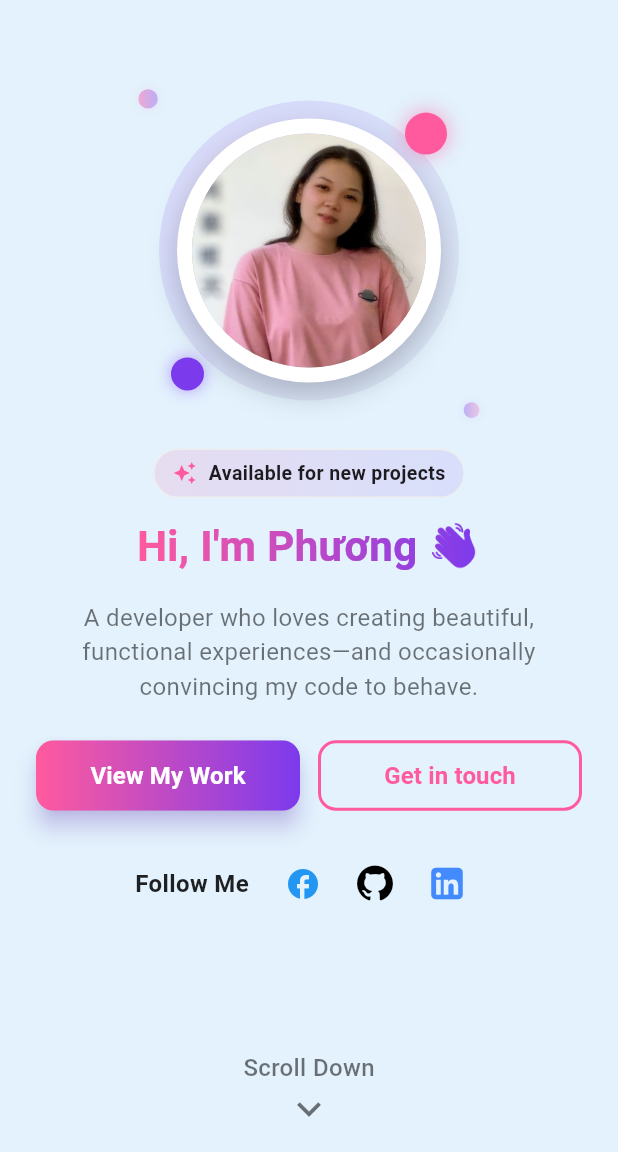
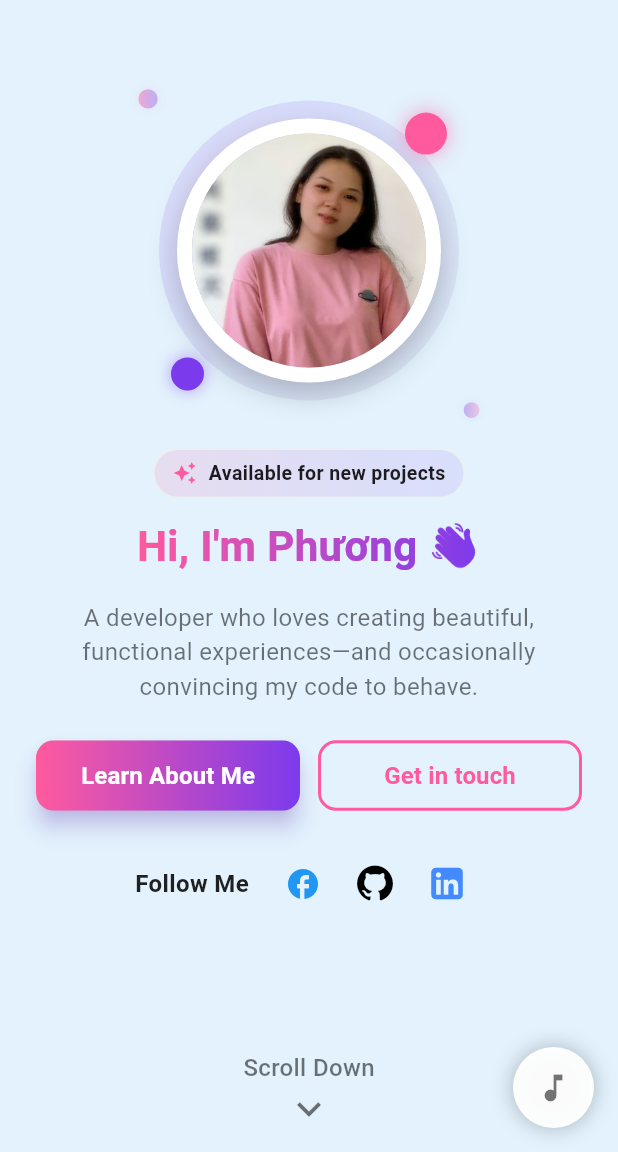
Before and after one commit to maiphuong30/my_portfolio, a Flutter app: the screen it shows after launch, on a phone screen of 412 x 824 dp, the part 84-1236 px from its top. Run offline on Flutter 3.47's test engine with Material 3 defaults, Android fonts, the phone set to English and light mode, and no system bars; our stand-ins replace cloud_firestore, firebase_core, font_awesome_flutter, just_audio; accounts and stored records are empty.

Commit message:
add music

```diff
--- a/lib/main.dart
+++ b/lib/main.dart
@@ -6,6 +6,7 @@ import 'sections/about_section.dart';
 import 'sections/skills_section.dart';
 //import 'sections/projects_section.dart';
 import 'sections/contact_section.dart';
+import 'widgets/background_music.dart';
 
 void main() async {
   WidgetsFlutterBinding.ensureInitialized();
@@ -101,13 +102,15 @@ class _PortfolioHomeState extends State<PortfolioHome> {
             break;
         }
       }),
-      body: SingleChildScrollView(
+      body: Stack(
+        children: [
+          SingleChildScrollView(
             controller: _scrollController,
             child: Column(
               children: [
                 HomeSection(
                   key: homeKey,
-              onViewWork: () => scrollToSection(projectsKey),
+                  onViewWork: () => scrollToSection(aboutKey),
                   onContact: () => scrollToSection(contactKey),
                   onScrollDown: () => scrollToSection(aboutKey),
                 ),
@@ -121,6 +124,14 @@ class _PortfolioHomeState extends State<PortfolioHome> {
                 const Footer(),
               ],
             ),
+          ),
+          // Positioned floating music control (bottom-right)
+          Positioned(
+            right: 16,
+            bottom: 16,
+            child: const BackgroundMusic(),
+          ),
+        ],
       ),
     );
   }
--- a/lib/sections/about_section.dart
+++ b/lib/sections/about_section.dart
@@ -209,7 +209,7 @@ class _AboutSectionState extends State<AboutSection>
   @override
   Widget build(BuildContext context) {
     const funFacts = [
-      {'icon': FontAwesomeIcons.mugHot, 'text': 'Bubble tea addict 🧋', 'color': Colors.orange},
+      {'icon': FontAwesomeIcons.mugHot, 'text': 'Coffee addict ☕', 'color': Colors.orange},
       {'icon': FontAwesomeIcons.heart, 'text': 'Dog lover 🐕', 'color': Colors.pink},
       {'icon': FontAwesomeIcons.code, 'text': 'Night sleeper, day coder 😴', 'color': Colors.blue},
       {'icon': FontAwesomeIcons.palette, 'text': 'Art collector 🎨', 'color': Colors.purple},
@@ -219,7 +219,7 @@ class _AboutSectionState extends State<AboutSection>
       {'number': '50+', 'label': 'Projects Completed'},
       {'number': '3+', 'label': 'Years Experience'},
       {'number': '25+', 'label': 'Happy Clients'},
-      {'number': '∞', 'label': 'Cups of Bubble Tea'},
+      {'number': '∞', 'label': 'Cups of Coffee'},
     ];
 
     return Container(
@@ -426,7 +426,7 @@ class _AboutSectionState extends State<AboutSection>
                 _StatCard(value: "5+", label: "Projects Completed"),
                 _StatCard(value: "3+", label: "Years Experience"),
                 _StatCard(value: "25+", label: "Happy Clients"),
-                _StatCard(value: "∞", label: "Cups of Bubble Tea"),
+                _StatCard(value: "∞", label: "Cups of Coffee"),
               ];
 
               return Wrap(
--- a/lib/sections/contact_section.dart
+++ b/lib/sections/contact_section.dart
@@ -411,7 +411,7 @@ class _ContactSectionState extends State<ContactSection> {
                 crossAxisAlignment: CrossAxisAlignment.start,
                 children: [
                   // left = form (2/3 width)
-                  Expanded(flex: 2, child: buildLeftCard()),
+                  Expanded(flex: 1, child: buildLeftCard()),
                   const SizedBox(width: 28),
                   // right = info column (1)
                   Expanded(flex: 1, child: rightColumn),
--- a/lib/sections/home_section.dart
+++ b/lib/sections/home_section.dart
@@ -522,7 +522,7 @@ class _HomeSectionState extends State<HomeSection>
                                 SizedBox(
                                   width: buttonWidth,
                                   child: _buildPrimaryButton(
-                                    "View My Work",
+                                    "Learn About Me",
                                     widget.onViewWork,
                                     padding: const EdgeInsets.symmetric(horizontal: 12, vertical: 12),
                                   ),
@@ -568,7 +568,7 @@ class _HomeSectionState extends State<HomeSection>
                                 const SizedBox(height: 32),
                                 Row(
                                   children: [
-                                    _buildPrimaryButton("View My Work", widget.onViewWork),
+                                    _buildPrimaryButton("Learn About Me", widget.onViewWork),
                                     const SizedBox(width: 16),
                                     _buildOutlineButton("Get in touch", widget.onContact),
                                   ],
--- /dev/null
+++ b/lib/widgets/background_music.dart
@@ -0,0 +1,197 @@
+import 'package:flutter/material.dart';
+import 'package:just_audio/just_audio.dart';
+
+class BackgroundMusic extends StatefulWidget {
+  const BackgroundMusic({super.key});
+
+  @override
+  State<BackgroundMusic> createState() => _BackgroundMusicState();
+}
+
+class _BackgroundMusicState extends State<BackgroundMusic>
+    with TickerProviderStateMixin {
+  late final AudioPlayer _player;
+  bool _isPlaying = false;
+  bool _isMuted = false; // sửa: để false để nghe được
+  bool _isExpanded = false;
+  double _volume = 0.3;
+
+  late final AnimationController _rotateController;
+  late final AnimationController _scaleController;
+
+  final String _musicUrl =
+      "https://www.bensound.com/bensound-music/bensound-slowmotion.mp3"; // Chill lofi track
+
+  @override
+  void initState() {
+    super.initState();
+    _player = AudioPlayer();
+
+    _initPlayer();
+
+    _rotateController =
+        AnimationController(vsync: this, duration: const Duration(seconds: 6));
+
+    _scaleController = AnimationController(
+      vsync: this,
+      duration: const Duration(seconds: 2),
+      lowerBound: 1.0,
+      upperBound: 1.15,
+    )..addStatusListener((status) {
+      if (status == AnimationStatus.completed) {
+        _scaleController.reverse();
+      } else if (status == AnimationStatus.dismissed) {
+        _scaleController.forward();
+      }
+    });
+
+    _player.playerStateStream.listen((state) {
+      final playing = state.playing;
+      setState(() => _isPlaying = playing);
+      if (playing) {
+        _rotateController.repeat();
+        _scaleController.forward();
+      } else {
+        _rotateController.stop();
+        _scaleController.reset();
+      }
+    });
+  }
+
+  Future<void> _initPlayer() async {
+    try {
+      await _player.setUrl(_musicUrl);
+      await _player.setLoopMode(LoopMode.one);
+      _player.setVolume(_isMuted ? 0.0 : _volume);
+    } catch (e) {
+      debugPrint("Error loading music: $e");
+    }
+  }
+
+  @override
+  void dispose() {
+    _rotateController.dispose();
+    _scaleController.dispose();
+    _player.dispose();
+    super.dispose();
+  }
+
+  Future<void> _togglePlay() async {
+    if (_player.playing) {
+      await _player.pause();
+    } else {
+      _player.setVolume(_isMuted ? 0.0 : _volume);
+      await _player.play();
+    }
+  }
+
+  void _toggleMute() {
+    setState(() => _isMuted = !_isMuted);
+    _player.setVolume(_isMuted ? 0.0 : _volume);
+  }
+
+  void _setVolume(double v) {
+    setState(() => _volume = v);
+    if (!_isMuted) _player.setVolume(v);
+  }
+
+  @override
+  Widget build(BuildContext context) {
+    // bỏ Positioned ở đây, để trong main.dart
+    return Column(
+      mainAxisSize: MainAxisSize.min,
+      children: [
+        if (_isExpanded) _buildExpandedCard(context),
+        const SizedBox(height: 8),
+        _buildToggleButton(),
+      ],
+    );
+  }
+
+  Widget _buildExpandedCard(BuildContext context) {
+    return Card(
+      elevation: 8,
+      color: Colors.white.withOpacity(0.95),
+      child: Container(
+        width: 260,
+        padding: const EdgeInsets.all(12),
+        child: Column(
+          children: [
+            Row(
+              children: [
+                RotationTransition(
+                  turns: _rotateController,
+                  child: ScaleTransition(
+                    scale: _scaleController,
+                    child: Icon(Icons.music_note,
+                        color: _isPlaying ? Colors.pink : Colors.pink[200]),
+                  ),
+                ),
+                const SizedBox(width: 8),
+                const Text("Chill Vibes",
+                    style:
+                    TextStyle(fontWeight: FontWeight.w600, fontSize: 14)),
+              ],
+            ),
+            const SizedBox(height: 12),
+            Row(
+              children: [
+                IconButton(
+                  onPressed: _togglePlay,
+                  icon: Icon(_isPlaying ? Icons.pause : Icons.play_arrow),
+                ),
+                IconButton(
+                  onPressed: _toggleMute,
+                  icon: Icon(_isMuted ? Icons.volume_off : Icons.volume_up),
+                ),
+                Expanded(
+                  child: Slider(
+                    value: _volume,
+                    onChanged: _setVolume,
+                    min: 0,
+                    max: 1,
+                    divisions: 10,
+                    activeColor: Colors.pink,
+                    inactiveColor: Colors.pink.shade50,
+                  ),
+                ),
+              ],
+            ),
+            Align(
+              alignment: Alignment.centerLeft,
+              child: Text(
+                _isPlaying ? "🎵 Playing soft lofi beats" : "🎵 Paused",
+                style: const TextStyle(fontSize: 12, color: Colors.black54),
+              ),
+            )
+          ],
+        ),
+      ),
+    );
+  }
+
+  Widget _buildToggleButton() {
+    return GestureDetector(
+      onTap: () => setState(() => _isExpanded = !_isExpanded),
+      child: Container(
+        width: 54,
+        height: 54,
+        decoration: BoxDecoration(
+          color: Colors.white.withOpacity(0.95),
+          borderRadius: BorderRadius.circular(28),
+          boxShadow: const [BoxShadow(color: Colors.black26, blurRadius: 12)],
+        ),
+        child: RotationTransition(
+          turns: _rotateController,
+          child: ScaleTransition(
+            scale: _scaleController,
+            child: Icon(
+              Icons.music_note,
+              color: _isPlaying ? Colors.pink : Colors.black54,
+            ),
+          ),
+        ),
+      ),
+    );
+  }
+}
--- a/pubspec.yaml
+++ b/pubspec.yaml
@@ -38,6 +38,8 @@ dependencies:
   font_awesome_flutter: ^10.10.0
   firebase_core: ^4.1.0
   cloud_firestore: ^6.0.1
+  just_audio: ^0.10.5
+  flutter_animate: ^4.5.2
 
 dev_dependencies:
   flutter_test:
```
Also changed, not shown: pubspec.lock, 1 other file. Lines whose indentation alone changed are shown as unchanged.
